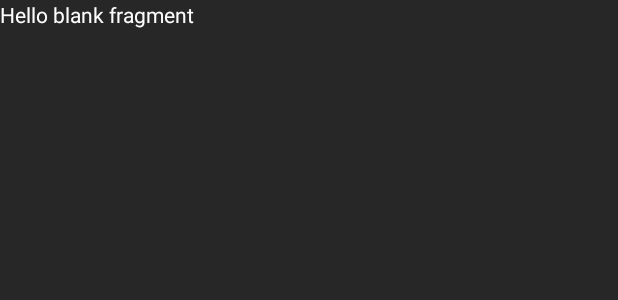
After one commit to ParzivalMarcos/FindFastFoodDefinitivo, an Android app: the layout fragment_pesquisa.xml on its own in the app's theme, with its tools: preview values and no code run, on a phone screen of 412 x 824 dp. The commit adds this screen. Shown: the top 300 px of the screen. Run offline under Robolectric (Android 15) with nearby library versions, the phone set to English and light mode, and no system bars.

Commit message:
Ajuste call equipe

```diff
--- a/app/build.gradle
+++ b/app/build.gradle
@@ -23,6 +23,7 @@ dependencies {
     implementation fileTree(dir: 'libs', include: ['*.jar'])
     implementation 'androidx.appcompat:appcompat:1.0.2'
     implementation 'androidx.constraintlayout:constraintlayout:1.1.3'
+    implementation 'androidx.legacy:legacy-support-v4:1.0.0'
     testImplementation 'junit:junit:4.12'
     androidTestImplementation 'androidx.test:runner:1.1.1'
     androidTestImplementation 'androidx.test.espresso:espresso-core:3.1.1'
--- a/app/src/main/res/layout/activity_tela_principal.xml
+++ b/app/src/main/res/layout/activity_tela_principal.xml
@@ -164,7 +164,7 @@
                 android:textSize="20dp"></TextView>
 
             <ImageButton
-                android:id="@+id/imageButton"
+                android:id="@+id/btnPesquisa"
                 android:layout_width="match_parent"
                 android:layout_height="match_parent"
                 android:layout_weight="1"
--- /dev/null
+++ b/app/src/main/res/layout/fragment_pesquisa.xml
@@ -0,0 +1,14 @@
+<?xml version="1.0" encoding="utf-8"?>
+<FrameLayout xmlns:android="http://schemas.android.com/apk/res/android"
+    xmlns:tools="http://schemas.android.com/tools"
+    android:layout_width="match_parent"
+    android:layout_height="match_parent"
+    tools:context=".PesquisaFragment">
+
+    <!-- TODO: Update blank fragment layout -->
+    <TextView
+        android:layout_width="match_parent"
+        android:layout_height="match_parent"
+        android:text="@string/hello_blank_fragment" />
+
+</FrameLayout>
--- a/app/src/main/res/values/strings.xml
+++ b/app/src/main/res/values/strings.xml
@@ -14,4 +14,7 @@
     <string name="feijoada">FEIJOADA DO TIO BEN</string>
 
     <string name="lanche">LANCHONETE DA TIA MEI</string>
+
+    <!-- TODO: Remove or change this placeholder text -->
+    <string name="hello_blank_fragment">Hello blank fragment</string>
 </resources>
```
Also changed, not shown: app/src/main/java/com/example/findfastfood/PesquisaFragment.java (added, +110 -0 lines), app/src/main/java/com/example/findfastfood/TelaPrincipal.java (+8 -0 lines).
